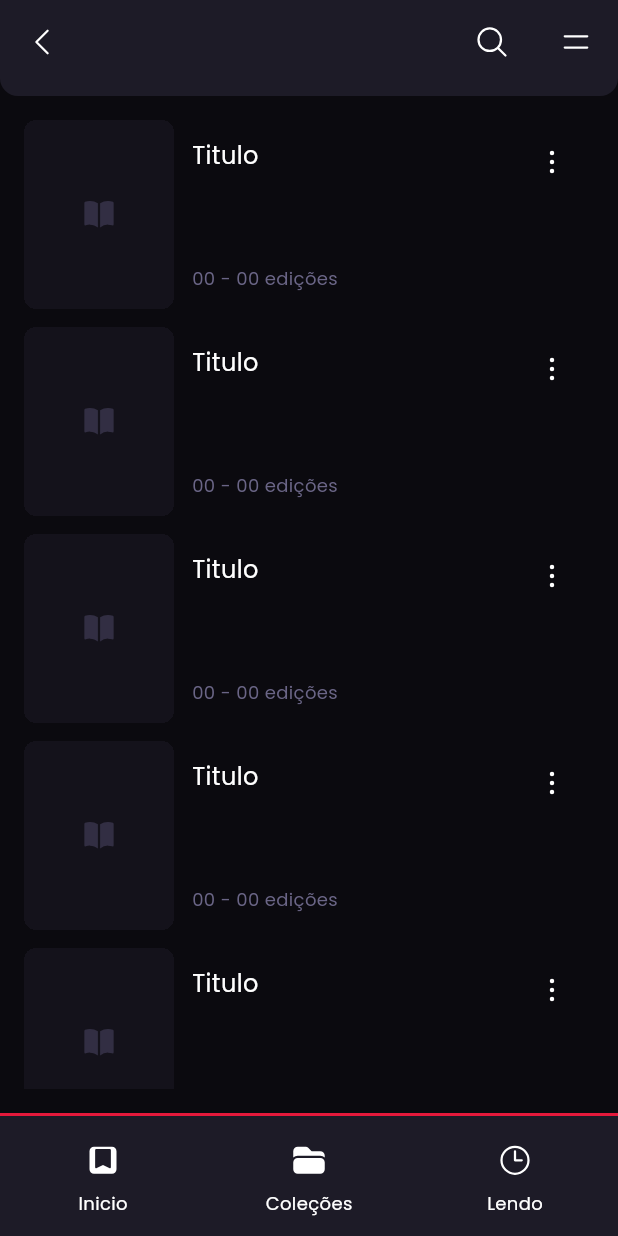
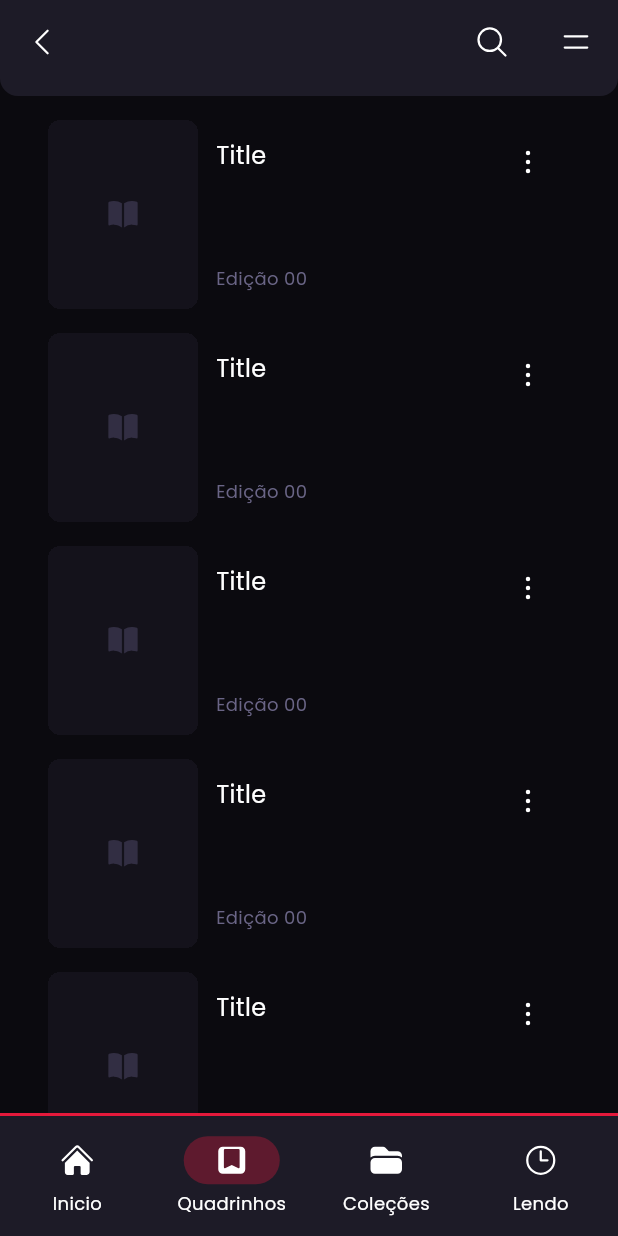
Before and after one commit to mikael-st/komik, a Flutter app: the screen it shows after launch, item 2 of the bottom bar chosen, on a phone screen of 412 x 824 dp. Run offline on Flutter 3.47's test engine with Material 3 defaults, Android fonts, the phone set to English and light mode, and no system bars; our stand-ins replace google_fonts, heroicons.

Commit message:
feat: created ComicsPage and added a indicator on NavBar items

```diff
--- a/lib/assets/palette.dart
+++ b/lib/assets/palette.dart
@@ -11,4 +11,5 @@ class Palette {
   static const Color comic_icon = Color.fromARGB(255, 50, 46, 67);
   static const Color subtitles = Color.fromARGB(255, 106, 101, 134);
   static const Color details = Color.fromARGB(255, 228, 25, 59);
+  static const Color navbar_indicator = Color.fromARGB(134, 228, 25, 59);
 }
--- a/lib/components/cards/reading_comic_card.dart
+++ b/lib/components/cards/reading_comic_card.dart
@@ -5,16 +5,12 @@ import 'package:komik/components/buttons/options_btn.dart';
 import 'package:komik/components/cards/comic_thumb.dart';
 
 class ReadingComicCard extends StatelessWidget {
-  final double width;
-  const ReadingComicCard({
-    super.key,
-    required this.width
-  });
+  const ReadingComicCard({super.key});
 
   @override
   Widget build(BuildContext context) {
     return Container(
-      width: width,
+      width: 332,
       clipBehavior: Clip.hardEdge,
       decoration: BoxDecoration(
         borderRadius: BorderRadius.circular(8),
--- a/lib/main.dart
+++ b/lib/main.dart
@@ -4,6 +4,7 @@ import 'package:heroicons/heroicons.dart';
 import 'package:komik/assets/palette.dart';
 import 'package:komik/components/tool-bars/tool_bar.dart';
 import 'package:komik/pages/collections_page.dart';
+import 'package:komik/pages/comics_page.dart';
 import 'package:komik/pages/library_page.dart';
 import 'package:komik/pages/reading_page.dart';
 
@@ -23,8 +24,9 @@ class _KomikAppState extends State<KomikApp> {
 
   Map<int, Widget> content = {
     0: LibraryPage(),
-    1: CollectionsPage(),
-    2: ReadingPage()
+    1: ComicsPage(),
+    2: ReadingPage(),
+    3: CollectionsPage()
   };
 
   @override
@@ -68,12 +70,21 @@ class _KomikAppState extends State<KomikApp> {
           destinations: [
             NavigationDestination(
               icon: HeroIcon(
+                HeroIcons.home,
+                style: HeroIconStyle.solid,
+                size: 24,
+                color: Palette.white,
+              ),
+              label: 'Inicio',
+            ),
+            NavigationDestination(
+              icon: HeroIcon(
                 HeroIcons.bookmarkSquare,
                 style: HeroIconStyle.solid,
                 size: 24,
                 color: Palette.white,
               ),
-              label: 'Inicio',
+              label: 'Quadrinhos',
             ),
             NavigationDestination(
               icon: HeroIcon(
@@ -95,7 +106,7 @@ class _KomikAppState extends State<KomikApp> {
           ],
           selectedIndex: index,
           backgroundColor: Palette.items,
-          indicatorColor: Palette.transparent,
+          indicatorColor: const Color.fromARGB(83, 228, 25, 59),
         )),
       );
   }
--- /dev/null
+++ b/lib/pages/comics_page.dart
@@ -0,0 +1,26 @@
+import 'package:flutter/material.dart';
+import 'package:komik/components/cards/comic_card.dart';
+
+class ComicsPage extends StatelessWidget {
+  const ComicsPage({super.key});
+
+  @override
+  Widget build(BuildContext context) {
+    return Container(
+      margin: EdgeInsets.symmetric(vertical: 16, horizontal: 16),
+      height: double.infinity,
+      child: SingleChildScrollView(
+        clipBehavior: Clip.none,
+        child: Column(
+          spacing: 16,
+          children: List.generate(8,
+            (index) => ComicCard(
+              title: 'Title',
+              subtitle: 'Edição 00',
+            )
+          ),
+        )
+        )
+      );
+  }
+}
--- a/lib/pages/library_page.dart
+++ b/lib/pages/library_page.dart
@@ -36,9 +36,7 @@ class LibraryPage extends StatelessWidget {
           direction: Axis.horizontal,
           amount: 5,
           margin: EdgeInsets.symmetric(horizontal: 16),
-          child: ReadingComicCard(
-            width: 332,
-          ),
+          child: ReadingComicCard(),
         )
       ],
     );
--- a/lib/pages/reading_page.dart
+++ b/lib/pages/reading_page.dart
@@ -7,16 +7,13 @@ class ReadingPage extends StatelessWidget {
   @override
   Widget build(BuildContext context) {
     return Container(
-      margin: EdgeInsets.symmetric(vertical: 16, horizontal: 16),
       height: double.infinity,
+      margin: EdgeInsets.symmetric(vertical: 16),
       child: SingleChildScrollView(
-        clipBehavior: Clip.none,
         child: Column(
           spacing: 12,
           children: List.generate(8,
-            (index) => ReadingComicCard(
-              width: double.infinity,
-            )
+            (index) => ReadingComicCard()
           ),
         )
         )
--- a/pubspec.yaml
+++ b/pubspec.yaml
@@ -30,9 +30,6 @@ environment:
 dependencies:
   flutter:
     sdk: flutter
-
-  # The following adds the Cupertino Icons font to your application.
-  # Use with the CupertinoIcons class for iOS style icons.
   cupertino_icons: ^1.0.8
   google_fonts: ^6.2.1
   heroicons: ^0.11.0
@@ -40,7 +37,6 @@ dependencies:
 dev_dependencies:
   flutter_test:
     sdk: flutter
-  flutter_launcher_icons: ^0.13.1
 
   # The "flutter_lints" package below contains a set of recommended lints to
   # encourage good coding practices. The lint set provided by the package is
```
Also changed, not shown: assets/foreground.png (added), assets/icon.png (added), pubspec.lock.
